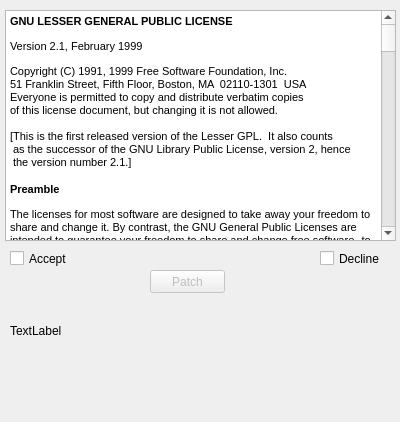
sdlylshl/LoLUpdater, file mainwindow.ui: the form before one commit.
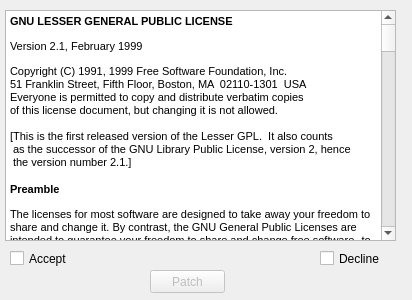
The form after the commit.

Diff of the .ui file:
```diff
--- a/mainwindow.ui
+++ b/mainwindow.ui
@@ -6,8 +6,8 @@
    <rect>
     <x>0</x>
     <y>0</y>
-    <width>400</width>
-    <height>422</height>
+    <width>412</width>
+    <height>300</height>
    </rect>
   </property>
   <property name="windowTitle">
@@ -180,19 +180,6 @@
      <string>Decline</string>
     </property>
    </widget>
-   <widget class="QLabel" name="label">
-    <property name="geometry">
-     <rect>
-      <x>10</x>
-      <y>310</y>
-      <width>381</width>
-      <height>41</height>
-     </rect>
-    </property>
-    <property name="text">
-     <string>TextLabel</string>
-    </property>
-   </widget>
   </widget>
  </widget>
  <layoutdefault spacing="6" margin="11"/>
```
